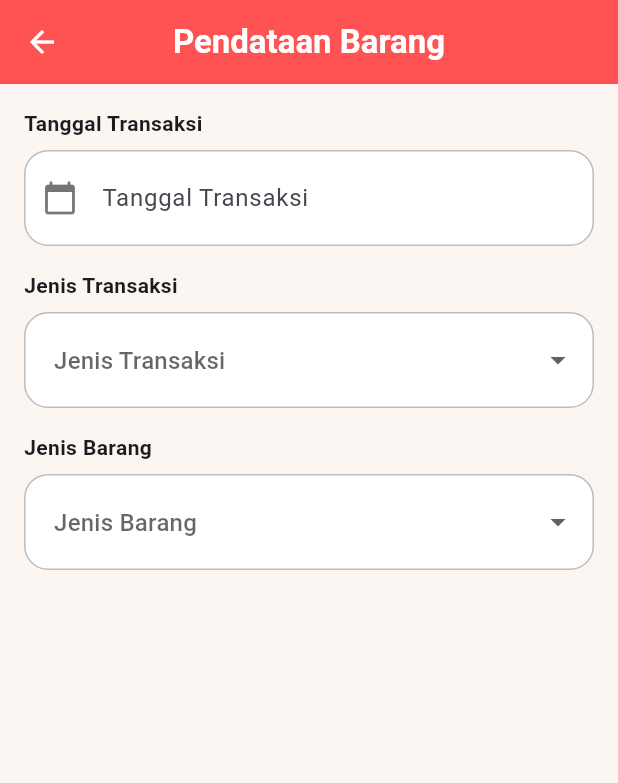
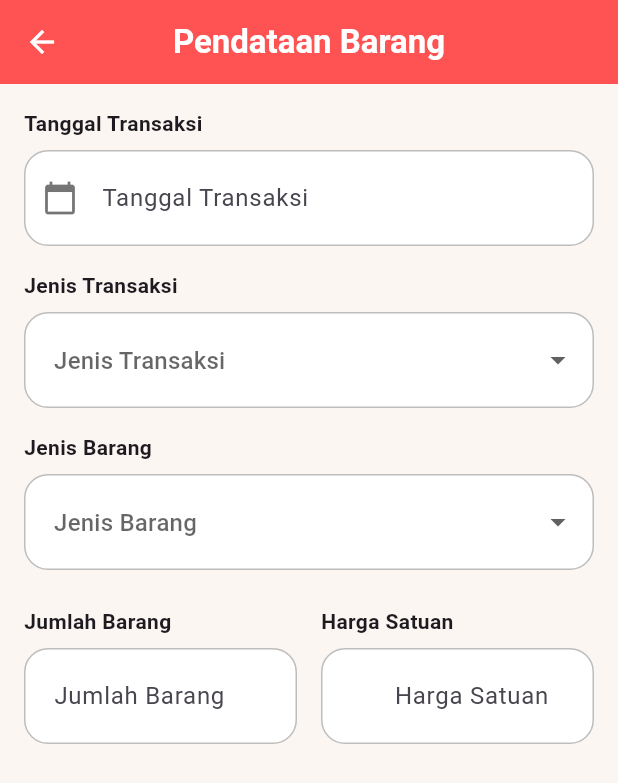
Before and after one commit to Aryaaa30/20220140114_UCP1_Flutter, a Flutter app: the PendataanBarangPage screen opened directly, on a phone screen of 412 x 824 dp. Shown: the top 783 px of the screen. Run offline on Flutter 3.47's test engine with Material 3 defaults, Android fonts, the phone set to English and light mode, and no system bars.

Commit message:
Menambahkan Inputfield Jumlah Barang dan Harga Satuan

```diff
--- a/lib/barang/pendataan_barang.dart
+++ b/lib/barang/pendataan_barang.dart
@@ -115,6 +115,62 @@ class _PendataanBarangPageState extends State<PendataanBarangPage> {
                 });
               },
             ),
+            const SizedBox(height: 24),
+            Row(
+              children: [
+                Expanded(
+                  child: Column(
+                    crossAxisAlignment: CrossAxisAlignment.start,
+                    children: [
+                      buildLabel('Jumlah Barang'),
+                      const SizedBox(height: 8),
+                      buildInputField(
+                        controller: jumlahBarangController,
+                        hintText: 'Jumlah Barang',
+                      ),
+                    ],
+                  ),
+                ),
+                const SizedBox(width: 16),
+                Expanded(
+                  child: Column(
+                    crossAxisAlignment: CrossAxisAlignment.start,
+                    children: [
+                      buildLabel('Harga Satuan'),
+                      const SizedBox(height: 8),
+                      TextFormField(
+                        controller: hargaSatuanController,
+                        keyboardType: TextInputType.number,
+                        decoration: InputDecoration(
+                          prefixText: 'Rp. ',
+                          hintText: 'Harga Satuan',
+                          filled: true,
+                          fillColor: Colors.white,
+                          contentPadding: const EdgeInsets.symmetric(
+                            vertical: 20,
+                            horizontal: 16,
+                          ),
+                          border: OutlineInputBorder(
+                            borderRadius: BorderRadius.circular(16),
+                            borderSide: const BorderSide(color: Colors.black26),
+                          ),
+                          enabledBorder: OutlineInputBorder(
+                            borderRadius: BorderRadius.circular(16),
+                            borderSide: const BorderSide(color: Colors.black26),
+                          ),
+                          focusedBorder: OutlineInputBorder(
+                            borderRadius: BorderRadius.circular(16),
+                            borderSide: const BorderSide(
+                              color: Colors.redAccent,
+                            ),
+                          ),
+                        ),
+                      ),
+                    ],
+                  ),
+                ),
+              ],
+            ),
           ],
         ),
       ),
```
